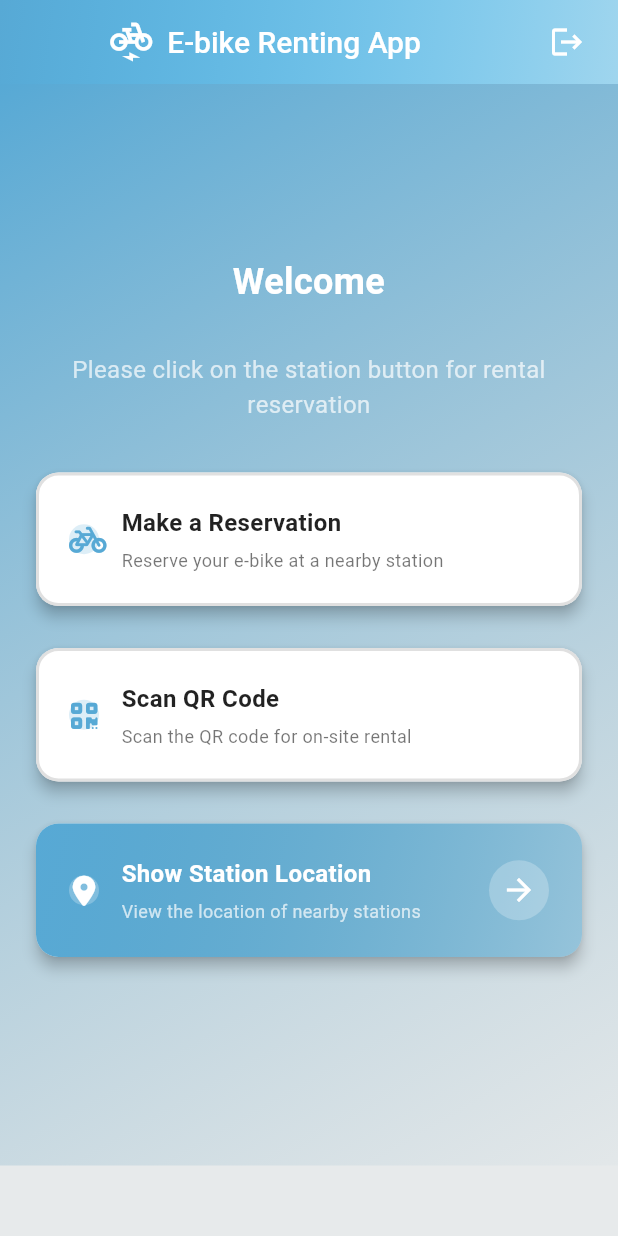
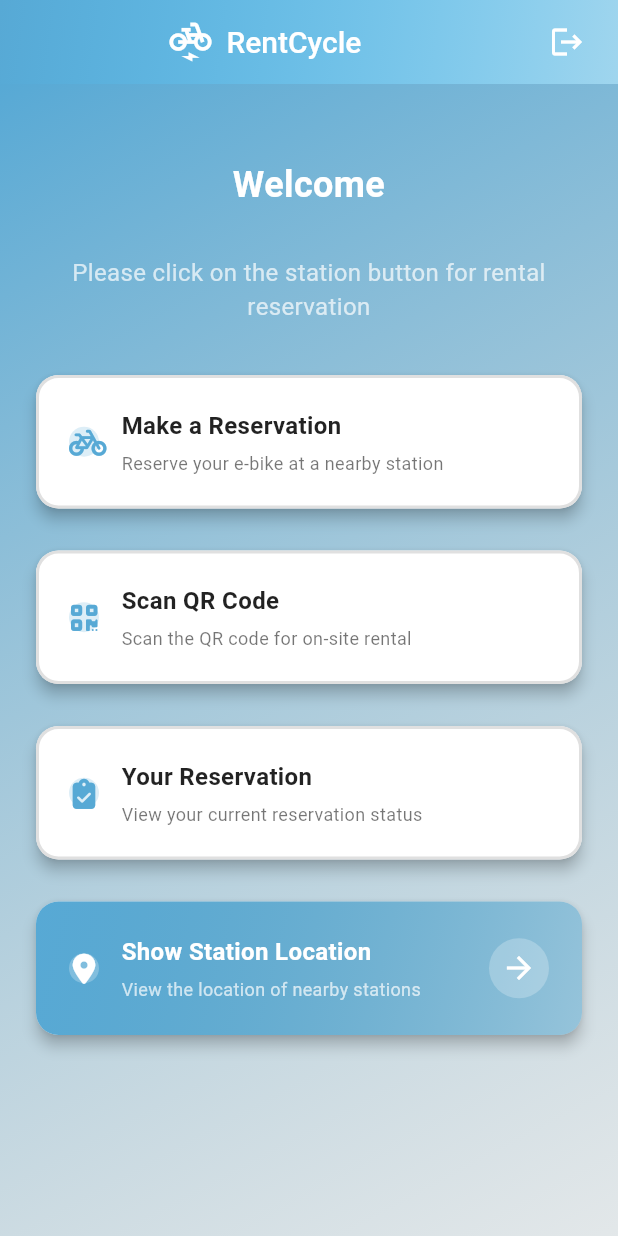
Before and after one commit to bassma734/rentingebike, a Flutter app: the screen it shows once a user with an empty profile is signed in, on a phone screen of 412 x 824 dp. Run offline on Flutter 3.47's test engine with Material 3 defaults, Android fonts, the phone set to English and light mode, and no system bars; our stand-ins replace cloud_firestore, firebase_auth, firebase_core, font_awesome_flutter, google_maps_flutter, google_sign_in and 2 more; missing offline and left inert: mqtt_client, qr_mobile_vision; accounts and stored records are empty; generated files the repository leaves out were written again.

Commit message:
"reserv1"

```diff
--- a/lib/pages/main_page.dart
+++ b/lib/pages/main_page.dart
@@ -9,8 +9,8 @@ import '../core/dialogs.dart';
 import '../services/auth_service.dart';
 
 class MainPage extends StatefulWidget {
-  final bool isReserved;
-  const MainPage({super.key, required this.isReserved});
+  //final bool isReserved;
+  const MainPage({super.key, /*required this.isReserved*/});
 
   @override
   State<MainPage> createState() => _MainPageState();
@@ -37,7 +37,7 @@ class _MainPageState extends State<MainPage> {
             Icon(Icons.electric_bike, color: Colors.white, size: 28),
             SizedBox(width: 10),
             Text(
-              'E-bike Renting App',
+              'RentCycle',
               style: TextStyle(
                 color: Colors.white,
                 fontSize: 20,
@@ -70,8 +70,8 @@ class _MainPageState extends State<MainPage> {
         ),
 
 
-          child: SingleChildScrollView(
-            padding: const EdgeInsets.symmetric(horizontal: 20, vertical: 115),
+          //child: SingleChildScrollView(
+            padding: const EdgeInsets.symmetric(horizontal: 20, vertical: 50),
             child: Column(
               crossAxisAlignment: CrossAxisAlignment.center,
               children: [
@@ -116,7 +116,7 @@ class _MainPageState extends State<MainPage> {
                   },
                 ),
                 const SizedBox(height: 20),
-                if (widget.isReserved)
+                //if (widget.isReserved)
                   _buildFeatureCard(
                     icon: FontAwesomeIcons.clipboardCheck,
                     title: "Your Reservation",
@@ -131,7 +131,7 @@ class _MainPageState extends State<MainPage> {
                       );
                     },
                   ),
-                if (widget.isReserved)
+                //if (widget.isReserved)
                   const SizedBox(height: 20),
                 _buildFeatureCard(
                   icon: FontAwesomeIcons.locationDot,
@@ -145,20 +145,20 @@ class _MainPageState extends State<MainPage> {
                   },
                   isPrimary: true,
                 ),
-                const SizedBox(height: 20),
+                //const SizedBox(height: 20),
               ],
             ),
           ),
 
-      ),
-    );
+      );
+    //);
   }
 
   void goToEbikeListPage(BuildContext context) {
     Navigator.push(
       context,
       MaterialPageRoute(
-        builder: (_) => EbikeListPage(isReserved: widget.isReserved),
+        builder: (_) => const EbikeListPage(/*isReserved: widget.isReserved*/),
       ),
     );
   }
```
Also changed, not shown: lib/pages/registration_page.dart (+12 -4 lines), lib/pages/reservation_form_page.dart (+5 -4 lines), lib/pages/successful_confirmation.dart (+8 -8 lines).
